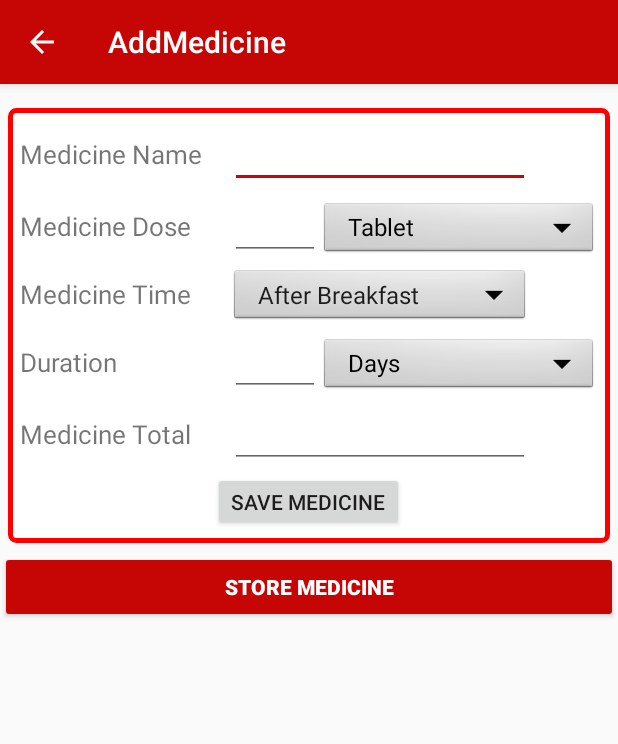
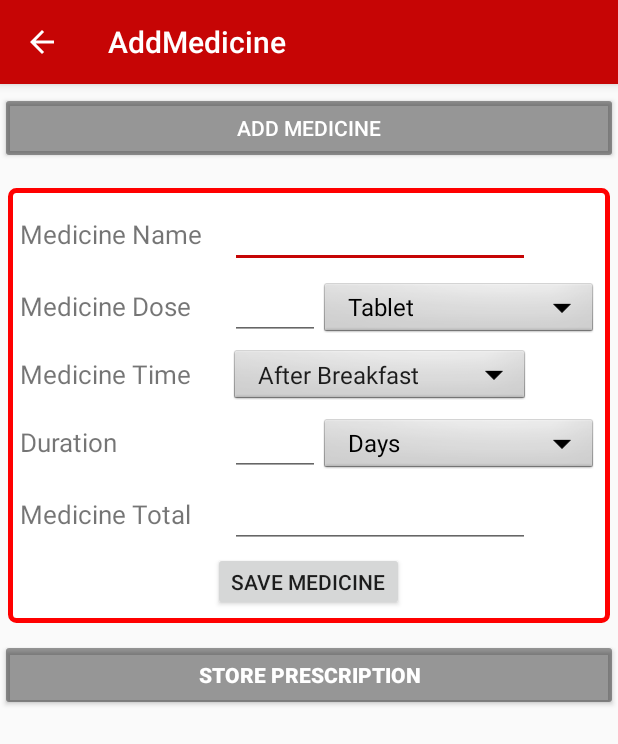
Before and after one commit to prernanain27/HealthAssistant, an Android app: the AddMedicine screen opened directly, with no data from a screen before it, on a phone screen of 412 x 824 dp. Shown: the top 744 px of the screen. Run offline under Robolectric (Android 15) with nearby library versions, the phone set to English and light mode, and no system bars; 2 statements that could not run were skipped.

Commit message:
Updated "Add Medicine Functionality on View Medicine Screen"

```diff
--- a/app/src/main/java/example/healthassistant/Activities/AddMedicine.java
+++ b/app/src/main/java/example/healthassistant/Activities/AddMedicine.java
@@ -63,7 +63,24 @@ public class AddMedicine extends AppCompatActivity {
         Bundle prescription = getIntent().getExtras();
         presName = prescription.getString("presName");
         disease = prescription.getString("disease");
+        Button addMed = (Button) findViewById(R.id.addMed_frag);
+        addMed.setOnClickListener(new View.OnClickListener() {
+            @Override
+            public void onClick(View v) {
 
+//                if(Prescription.getMedicineArrayList().isEmpty()){
+//                    Prescription.setMedicineArrayList(medArray);
+//                }
+                //Medicine medicine;
+                Log.d("medFrag.med", medicine.getMedName());
+
+                FragmentManager fragmentManager = getFragmentManager();
+                FragmentTransaction fragmentTransaction = fragmentManager.beginTransaction();
+                MedicineFrag medFrag = new MedicineFrag();
+                fragmentTransaction.replace(R.id.addMedFrame, medFrag);
+                fragmentTransaction.commit();
+            }
+        });
 
         Button savePrescription = (Button) findViewById(R.id.addMedicine);
         savePrescription.setOnClickListener(new View.OnClickListener() {
--- a/app/src/main/res/layout/content_add_medicine.xml
+++ b/app/src/main/res/layout/content_add_medicine.xml
@@ -14,7 +14,16 @@
         android:orientation="vertical"
         android:layout_gravity="center"
         android:gravity="center_horizontal">
-
+        <Button
+            android:layout_width="match_parent"
+            android:layout_height="wrap_content"
+            android:backgroundTint="@color/black_overlay"
+            android:id="@+id/addMed_frag"
+            android:textColor="@color/cardview_light_background"
+            android:layout_gravity="center_horizontal"
+            android:layout_marginTop="5dp"
+            android:text="@string/add_med"
+            />
     <FrameLayout
         android:layout_marginTop="@dimen/activity_vertical_margin"
         android:layout_width="match_parent"
@@ -22,16 +31,18 @@
         android:id="@+id/addMedFrame"
         android:layout_marginLeft="5dp"
         android:layout_marginRight="5dp"
+        android:layout_marginBottom="5dp"
         android:background="@drawable/border"></FrameLayout>
 
     <Button
         android:id="@+id/addMedicine"
+
         android:layout_width="match_parent"
         android:layout_height="wrap_content"
-        android:text="Store Medicine"
+        android:text="Store Prescription"
         android:layout_marginTop="5dp"
         android:layout_gravity="bottom|end"
-        android:backgroundTint="@color/colorPrimary"
+        android:backgroundTint="@color/black_overlay"
         android:textColor="@color/colorWhite"
         android:textStyle="bold"/>
     </LinearLayout>
```
